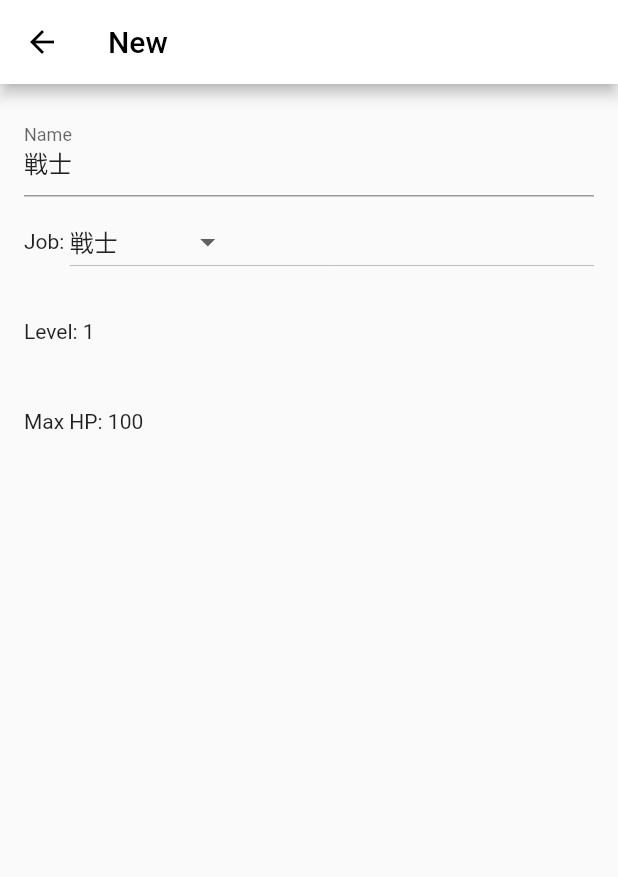
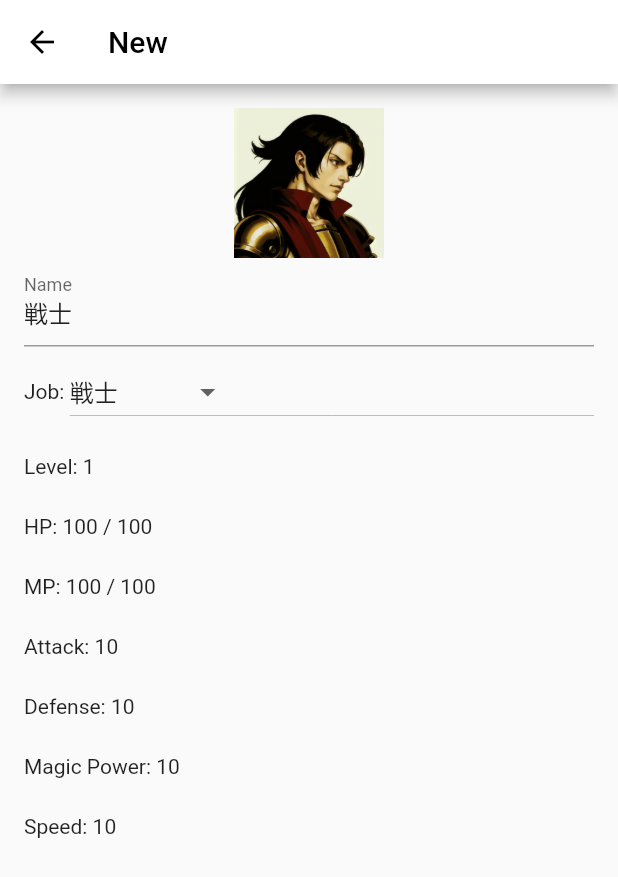
Before and after one commit to hgwr/vermelha_app, a Flutter app: the CharacterScreen screen opened by its route, on a phone screen of 412 x 824 dp. Shown: the top 877 px of the screen. Run offline on Flutter 3.47's test engine with Material 2 defaults, Android fonts, the phone set to English and light mode, and no system bars; our stand-ins replace sqflite; accounts and stored records are empty.

Commit message:
character screen

```diff
--- a/lib/screens/character_screen.dart
+++ b/lib/screens/character_screen.dart
@@ -31,15 +31,34 @@ class _CharacterScreenState extends State<CharacterScreen> {
               padding: const EdgeInsets.all(16.0),
               child: Form(
                 key: _formKey,
-                child: ListView(
+                child: createListView(),
+              ),
+            ),
+          ),
+        ],
+      ),
+    );
+  }
+
+  ListView createListView() {
+    return ListView(
       shrinkWrap: true,
       children: [
         Row(
           children: [
             Expanded(
+              child: SizedBox(
+                height: 100,
+                child: getImageByJob(character.job!),
+              ),
+            ),
+          ],
+        ),
+        Row(
+          children: [
+            Expanded(
               child: TextField(
-                            decoration:
-                                const InputDecoration(labelText: 'Name'),
+                decoration: const InputDecoration(labelText: 'Name'),
                 controller: TextEditingController(
                   text: character.name,
                 ),
@@ -61,6 +80,7 @@ class _CharacterScreenState extends State<CharacterScreen> {
                   onChanged: (Job? newValue) {
                     setState(() {
                       character.job = newValue!;
+                      character = getInitializedCharacterByJob(character.job!);
                     });
                   },
                   items: Job.values.map((Job job) {
@@ -74,35 +94,35 @@ class _CharacterScreenState extends State<CharacterScreen> {
             ],
           ),
         ),
-                    SizedBox(
-                      height: 60,
+        characterPropertyItem(
+          'Level: ',
+          character.level.toString(),
+        ),
+        characterPropertyItem(
+          'HP: ',
+          "${character.hp} / ${character.maxHp}",
+        ),
+        characterPropertyItem(
+          'MP: ',
+          "${character.mp} / ${character.maxMp}",
+        ),
+        characterPropertyItem('Attack: ', character.attack.toString()),
+        characterPropertyItem('Defense: ', character.defense.toString()),
+        characterPropertyItem('Magic Power: ', character.magicPower.toString()),
+        characterPropertyItem('Speed: ', character.speed.toString()),
+      ],
+    );
+  }
+
+  SizedBox characterPropertyItem(String label, String value) {
+    return SizedBox(
+      height: 40,
       child: Row(
         children: [
-                          Text('Level: '),
+          Text(label),
           Expanded(
             child: Text(
-                              character.level.toString(),
-                            ),
-                          ),
-                        ],
-                      ),
-                    ),
-                    SizedBox(
-                      height: 60,
-                      child: Row(
-                        children: [
-                          Text('Max HP: '),
-                          Expanded(
-                            child: Text(
-                              character.maxHp.toString(),
-                            ),
-                          ),
-                        ],
-                      ),
-                    ),
-                  ],
-                ),
-              ),
+              value,
             ),
           ),
         ],
```
Lines whose indentation alone changed are shown as unchanged.
